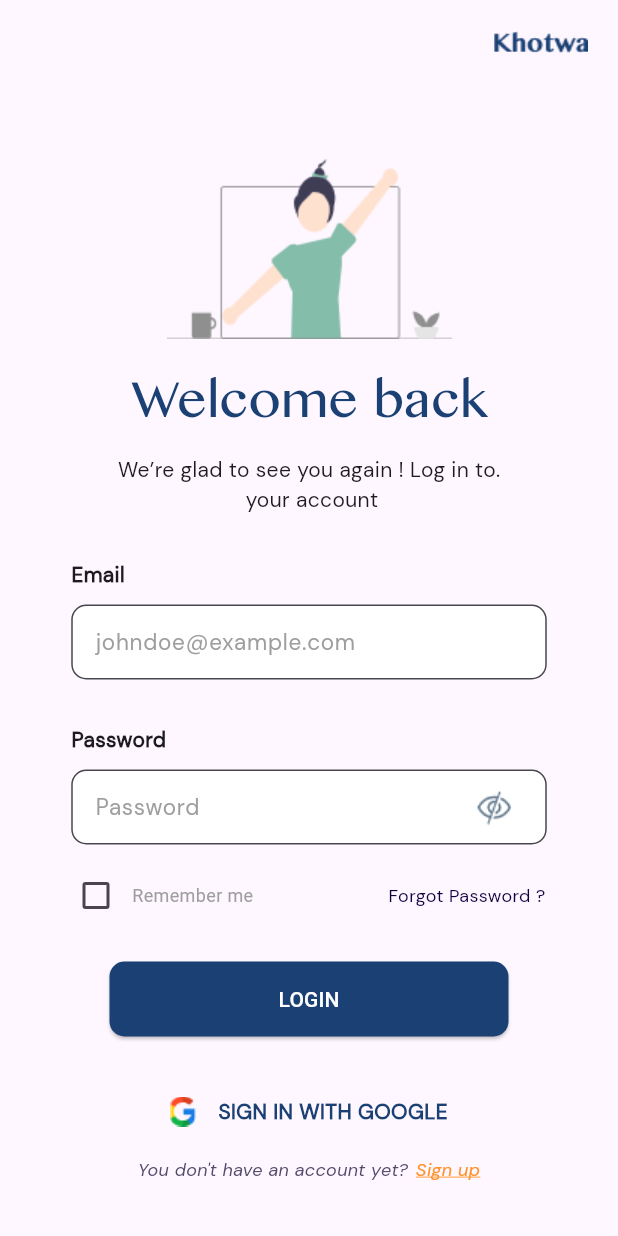
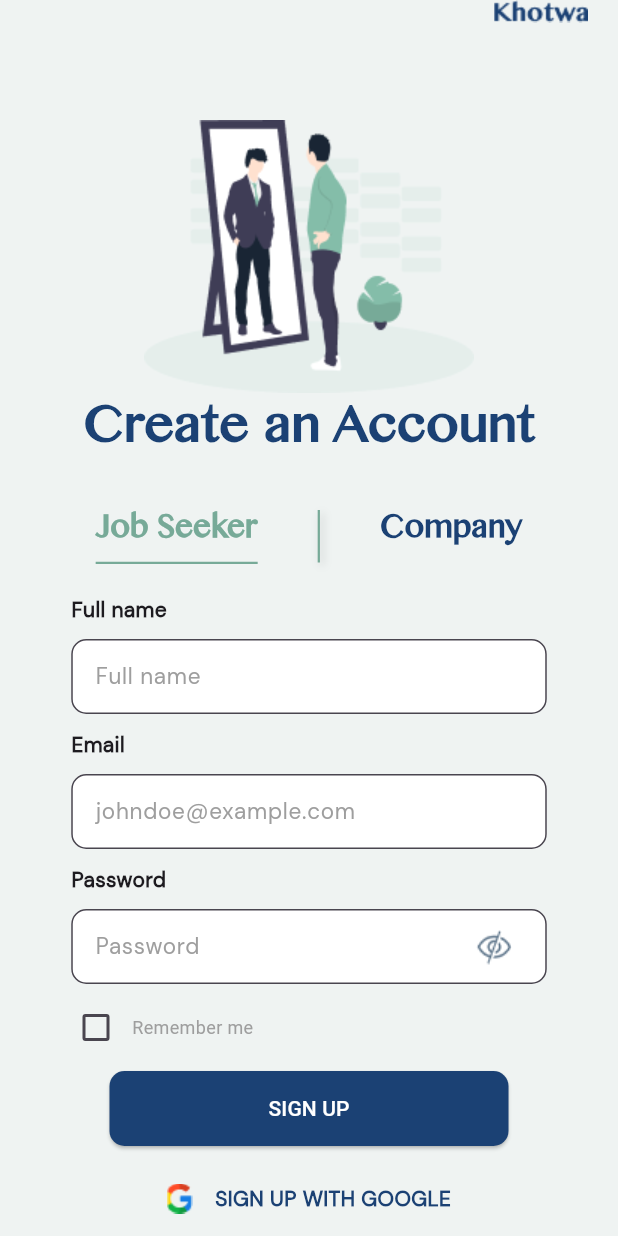
Before and after one commit to iimeeeed/Khotwa, a Flutter app: the screen it shows after launch, on a phone screen of 412 x 824 dp. Run offline on Flutter 3.47's test engine with Material 3 defaults, Android fonts, the phone set to English and light mode, and no system bars.

Commit message:
Added job seeker sign up form

```diff
--- a/lib/main.dart
+++ b/lib/main.dart
@@ -1,6 +1,7 @@
 import 'package:flutter/material.dart';
 import 'screens/jobSeeker/loginJobSeeker.dart';
 import 'screens/welcome.dart';
+import 'screens/Signup.dart';
 
 void main() {
   runApp(const MainApp());
@@ -15,14 +16,22 @@ class MainApp extends StatefulWidget {
 
 class _MainAppState extends State<MainApp> {
   bool isLanding = true;
+  bool isLoading = false;
 
   @override
   void initState() {
     super.initState();
 
-    Future.delayed(Duration(seconds: 5), () {
+    Future.delayed(const Duration(milliseconds: 2500), () {
       setState(() {
-        isLanding = !isLanding;
+        isLanding = false;
+        isLoading = true;
+      });
+
+      Future.delayed(const Duration(milliseconds: 1000), () {
+        setState(() {
+          isLoading = false;
+        });
       });
     });
   }
@@ -31,7 +40,16 @@ class _MainAppState extends State<MainApp> {
   Widget build(BuildContext context) {
     return MaterialApp(
       home: Scaffold(
-        body: isLanding ? Landing() : LoginJobSeeker(),
+        backgroundColor: Color(0xFFEFF3F2),
+        body: isLanding
+            ? const Landing()
+            : isLoading
+                ? const Center(
+                    child: CircularProgressIndicator(
+                      valueColor: AlwaysStoppedAnimation<Color>(Color(0xFF1B4174))
+                    ),
+                  )
+                : const Signup(),
       ),
     );
   }
--- /dev/null
+++ b/lib/screens/Signup.dart
@@ -0,0 +1,162 @@
+import 'package:flutter/material.dart';
+import 'job_seeker_form.dart';
+import 'company_form.dart';
+
+class Signup extends StatefulWidget {
+  const Signup({super.key});
+
+  @override
+  State<Signup> createState() => _SignupState();
+}
+
+class _SignupState extends State<Signup> {
+  PageController _pageController = PageController();
+  bool isJobSeeker = true;
+
+  void switchPage(bool toJobSeeker) {
+    setState(() {
+      isJobSeeker = toJobSeeker;
+    });
+    _pageController.animateToPage(
+      toJobSeeker ? 0 : 1,
+      duration: const Duration(milliseconds: 300),
+      curve: Curves.easeInOut,
+    );
+  }
+
+  @override
+  void dispose() {
+    _pageController.dispose();
+    super.dispose();
+  }
+
+  @override
+  Widget build(BuildContext context) {
+    return Scaffold(
+      backgroundColor: const Color(0xFFEFF3F2),
+      body: Stack(
+        children: [
+          Positioned.fill(
+            top: 0,
+            child: SingleChildScrollView(
+              child: Column(
+                crossAxisAlignment: CrossAxisAlignment.center,
+                children: [
+                  const SizedBox(height: 80),
+                  Center(child: Image.asset("assets/asset2.png")),
+                  const Text(
+                    "Create an Account",
+                    style: TextStyle(
+                      fontFamily: "Khmer MN",
+                      fontSize: 40,
+                      color: Color(0xFF1B4174),
+                      fontWeight: FontWeight.w600,
+                    ),
+                  ),
+                  const SizedBox(height: 20),
+                  Row(
+                    mainAxisAlignment: MainAxisAlignment.center,
+                    children: [
+                      GestureDetector(
+                        onTap: () => switchPage(true),
+                        child: Container(
+                          padding: const EdgeInsets.only(bottom: 1.5),
+                          decoration: BoxDecoration(
+                            border: Border(
+                              bottom: BorderSide(
+                                color: isJobSeeker
+                                    ? const Color(0xFF77AA98)
+                                    : Colors.transparent,
+                                width: 1.5,
+                              ),
+                            ),
+                          ),
+                          child: Text(
+                            "Job Seeker",
+                            style: TextStyle(
+                              fontFamily: "Khmer MN",
+                              color: isJobSeeker
+                                  ? const Color(0xFF77AA98)
+                                  : const Color(0xFF1B4174),
+                              fontWeight: FontWeight.w600,
+                              fontSize: 24,
+                            ),
+                          ),
+                        ),
+                      ),
+                      const SizedBox(width: 40),
+                      Container(
+                        height: 35,
+                        width: 1.5,
+                        decoration: BoxDecoration(
+                          color: const Color(0xFF77AA98),
+                          boxShadow: [
+                            BoxShadow(
+                              color: Colors.black.withOpacity(0.2),
+                              blurRadius: 4,
+                              offset: const Offset(2, 2),
+                            ),
+                          ],
+                        ),
+                      ),
+                      const SizedBox(width: 40),
+                      GestureDetector(
+                        onTap: () => switchPage(false),
+                        child: Container(
+                          padding: const EdgeInsets.only(bottom: 1.5),
+                          decoration: BoxDecoration(
+                            border: Border(
+                              bottom: BorderSide(
+                                color: !isJobSeeker
+                                    ? const Color(0xFF77AA98)
+                                    : Colors.transparent,
+                                width: 1.5,
+                              ),
+                            ),
+                          ),
+                          child: Text(
+                            "Company",
+                            style: TextStyle(
+                              fontFamily: "Khmer MN",
+                              color: !isJobSeeker
+                                  ? const Color(0xFF77AA98)
+                                  : const Color(0xFF1B4174),
+                              fontWeight: FontWeight.w600,
+                              fontSize: 24,
+                            ),
+                          ),
+                        ),
+                      ),
+                    ],
+                  ),
+                  const SizedBox(height: 20),
+                  SizedBox(
+                    height: MediaQuery.of(context).size.height,
+                    child: PageView(
+                      controller: _pageController,
+                      physics: const NeverScrollableScrollPhysics(),
+                      children: [
+                        JobSeekerForm(),
+                        CompanyForm(),
+                      ],
+                    ),
+                  ),
+                ],
+              ),
+            ),
+          ),
+          Positioned(
+            top: 0,
+            right: 0,
+            child: SafeArea(
+              child: Padding(
+                padding: const EdgeInsets.only(right: 20.0),
+                child: Image.asset("assets/Khotwa.png"),
+              ),
+            ),
+          ),
+        ],
+      ),
+    );
+  }
+}
--- /dev/null
+++ b/lib/screens/company_form.dart
@@ -0,0 +1,55 @@
+import 'package:flutter/material.dart';
+
+class CompanyForm extends StatelessWidget {
+  const CompanyForm({super.key});
+
+  @override
+  Widget build(BuildContext context) {
+    return Padding(
+      padding: const EdgeInsets.all(16.0),
+      child: Column(
+        crossAxisAlignment: CrossAxisAlignment.start,
+        children: [
+          const Text("Company Name"),
+          const SizedBox(height: 10),
+          TextField(
+            decoration: InputDecoration(
+              hintText: "Enter your company name",
+              border: OutlineInputBorder(
+                borderRadius: BorderRadius.circular(8),
+              ),
+            ),
+          ),
+          const SizedBox(height: 20),
+          const Text("Email"),
+          const SizedBox(height: 10),
+          TextField(
+            decoration: InputDecoration(
+              hintText: "Enter your email",
+              border: OutlineInputBorder(
+                borderRadius: BorderRadius.circular(8),
+              ),
+            ),
+          ),
+          const SizedBox(height: 20),
+          const Text("Password"),
+          const SizedBox(height: 10),
+          TextField(
+            obscureText: true,
+            decoration: InputDecoration(
+              hintText: "Enter your password",
+              border: OutlineInputBorder(
+                borderRadius: BorderRadius.circular(8),
+              ),
+            ),
+          ),
+          const SizedBox(height: 20),
+          ElevatedButton(
+            onPressed: () {},
+            child: const Text("Sign Up"),
+          ),
+        ],
+      ),
+    );
+  }
+}
--- a/lib/screens/jobSeeker/loginJobSeeker.dart
+++ b/lib/screens/jobSeeker/loginJobSeeker.dart
@@ -9,7 +9,7 @@ class LoginJobSeeker extends StatefulWidget {
 
 class _LoginJobSeekerState extends State<LoginJobSeeker> {
   TextEditingController _emailController = TextEditingController();
-  TextEditingController _password = TextEditingController();
+  TextEditingController _passwordController = TextEditingController();
 
   bool _rememberMe = false;
 
@@ -77,6 +77,7 @@ class _LoginJobSeekerState extends State<LoginJobSeeker> {
                 width: 317,
                 height: 50,
                 child: TextFormField(
+                  controller: _emailController,
                   textAlign: TextAlign.left,
                   decoration: InputDecoration(
                       fillColor: Colors.white,
@@ -110,6 +111,7 @@ class _LoginJobSeekerState extends State<LoginJobSeeker> {
                 child: Stack(
                   children: [
                     TextFormField(
+                      controller: _passwordController,
                       obscureText: true,
                       textAlign: TextAlign.left,
                       decoration: InputDecoration(
--- /dev/null
+++ b/lib/screens/job_seeker_form.dart
@@ -0,0 +1,237 @@
+import 'package:flutter/material.dart';
+
+class JobSeekerForm extends StatefulWidget {
+  const JobSeekerForm({super.key});
+
+  @override
+  State<JobSeekerForm> createState() => _JobSeekerFormState();
+}
+
+class _JobSeekerFormState extends State<JobSeekerForm> {
+  TextEditingController _emailController = TextEditingController();
+  TextEditingController _passwordController = TextEditingController();
+  TextEditingController _fullnameController = TextEditingController();
+  bool _rememberMe = false;
+
+  @override
+  Widget build(BuildContext context) {
+    return Column(
+      crossAxisAlignment: CrossAxisAlignment.center,
+      children: [
+        Column(
+          crossAxisAlignment: CrossAxisAlignment.start,
+          children: [
+            const Text(
+              "Full name",
+              style: TextStyle(
+                  fontFamily: "DM Sans",
+                  fontSize: 14,
+                  fontWeight: FontWeight.bold),
+            ),
+        const SizedBox(
+          height: 10,
+        ),
+        SizedBox(
+          width: 317,
+          height: 50,
+          child: TextFormField(
+            controller: _fullnameController,
+            textAlign: TextAlign.left,
+            decoration: InputDecoration(
+                fillColor: Colors.white,
+                filled: true,
+                hintText: "Full name",
+                hintStyle: const TextStyle(
+                    fontFamily: "DM Sans", color: Colors.grey, fontSize: 15),
+                border: OutlineInputBorder(
+                  borderRadius: BorderRadius.circular(10.0),
+                )),
+          ),
+        ),
+          ],
+        ),
+        const SizedBox(
+          height: 10,
+        ),
+        Column(
+          crossAxisAlignment: CrossAxisAlignment.start,
+          children: [
+            const Text(
+              "Email",
+              style: TextStyle(
+                  fontFamily: "DM Sans",
+                  fontSize: 14,
+                  fontWeight: FontWeight.bold),
+            ),
+        const SizedBox(
+          height: 10,
+        ),
+        SizedBox(
+          width: 317,
+          height: 50,
+          child: TextFormField(
+            controller: _emailController,
+            textAlign: TextAlign.left,
+            decoration: InputDecoration(
+                fillColor: Colors.white,
+                filled: true,
+                hintText: "johndoe@example.com",
+                hintStyle: const TextStyle(
+                    fontFamily: "DM Sans", color: Colors.grey, fontSize: 15),
+                border: OutlineInputBorder(
+                  borderRadius: BorderRadius.circular(10.0),
+                )),
+          ),
+        ),
+          ],
+        ),
+        const SizedBox(
+          height: 10,
+        ),
+        Column(
+          crossAxisAlignment: CrossAxisAlignment.start,
+          children: [
+            const Text(
+              "Password",
+              style: TextStyle(
+                  fontFamily: "DM Sans",
+                  fontSize: 14,
+                  fontWeight: FontWeight.bold),
+            ),
+        const SizedBox(
+          height: 10,
+        ),
+        SizedBox(
+          width: 317,
+          height: 50,
+          child: Stack(
+            children: [
+              TextFormField(
+                controller: _passwordController,
+                obscureText: true,
+                textAlign: TextAlign.left,
+                decoration: InputDecoration(
+                    fillColor: Colors.white,
+                    filled: true,
+                    hintText: "Password",
+                    hintStyle: const TextStyle(
+                        fontFamily: "DM Sans",
+                        color: Colors.grey,
+                        fontSize: 15),
+                    border: OutlineInputBorder(
+                      borderRadius: BorderRadius.circular(10.0),
+                    )),
+              ),
+              Transform.translate(
+                child: Image.asset("assets/eye.png"),
+                offset: const Offset(270, 14),
+              ),
+            ],
+          ),
+        ),
+          ],
+        ),
+        const SizedBox(
+          height: 5,
+        ),
+        Row(
+          children: [
+            const SizedBox(
+              width: 40,
+            ),
+            Checkbox(
+              activeColor: const Color(0xFFFFEFCB),
+              checkColor: const Color.fromARGB(0, 255, 255, 255),
+              value: _rememberMe,
+              onChanged: (bool? value) {
+                setState(() {
+                  _rememberMe = value ?? false;
+                });
+              },
+            ),
+            const Text(
+              'Remember me',
+              style: TextStyle(color: Colors.grey, fontSize: 12),
+            ),
+            const SizedBox(
+              width: 90,
+            ),
+          ],
+        ),
+        const SizedBox(
+          height: 5,
+        ),
+        SizedBox(
+          width: 266,
+          height: 50,
+          child: ElevatedButton(
+            onPressed: () {},
+            child: const Text(
+              'SIGN UP',
+              style: TextStyle(
+                color: Colors.white,
+              ),
+            ),
+            style: ElevatedButton.styleFrom(
+              backgroundColor: const Color(0xFF1B4174),
+              padding: const EdgeInsets.symmetric(horizontal: 100, vertical: 15),
+              shape: RoundedRectangleBorder(
+                borderRadius: BorderRadius.circular(10),
+              ),
+            ),
+          ),
+        ),
+        const SizedBox(
+          height: 25,
+        ),
+        GestureDetector(
+          onTap: () {},
+          child: Row(
+            mainAxisAlignment: MainAxisAlignment.center,
+            children: [
+              Image.asset("assets/google.png"),
+              const SizedBox(
+                width: 15,
+              ),
+              const Text(
+                "SIGN UP WITH GOOGLE",
+                style: TextStyle(
+                    fontFamily: "DM Sans",
+                    color: Color(0xFF1B4174),
+                    fontWeight: FontWeight.bold),
+              ),
+            ],
+          ),
+        ),
+        const SizedBox(
+          height: 20,
+        ),
+        const Row(
+          mainAxisAlignment: MainAxisAlignment.center,
+          children: [
+            Text(
+              "Already have an account?",
+              style: TextStyle(
+                  fontFamily: "DM Sans italic",
+                  color: Color(0xFF524B6B),
+                  fontSize: 12),
+            ),
+            SizedBox(
+              width: 5,
+            ),
+            Text(
+              "Sign in",
+              style: TextStyle(
+                fontFamily: "DM Sans italic",
+                color: Color(0xFFFF9228),
+                fontSize: 12,
+                decoration: TextDecoration.underline,
+                decorationColor: Color(0xFFFF9228),
+              ),
+            ),
+          ],
+        )
+      ],
+    );
+  }
+}
--- a/lib/screens/welcome.dart
+++ b/lib/screens/welcome.dart
@@ -17,21 +17,21 @@ class _LandingState extends State<Landing> with SingleTickerProviderStateMixin {
     super.initState();
 
     _controller = AnimationController(
-      duration: const Duration(seconds: 5),
+      duration: const Duration(seconds: 2),
       vsync: this,
     );
 
     _logoSlideAnimation = Tween<double>(begin: -300, end: 0).animate(
       CurvedAnimation(
         parent: _controller,
-        curve: const Interval(0.0, 0.6, curve: Curves.easeOut),
+        curve: const Interval(0.0, 1.0, curve: Curves.easeOut),
       ),
     );
 
     _textFadeAnimation = Tween<double>(begin: 0, end: 1).animate(
       CurvedAnimation(
         parent: _controller,
-        curve: const Interval(0.2, 1.0, curve: Curves.easeIn),
+        curve: const Interval(0.0, 1.0, curve: Curves.easeIn),
       ),
     );
 
```
